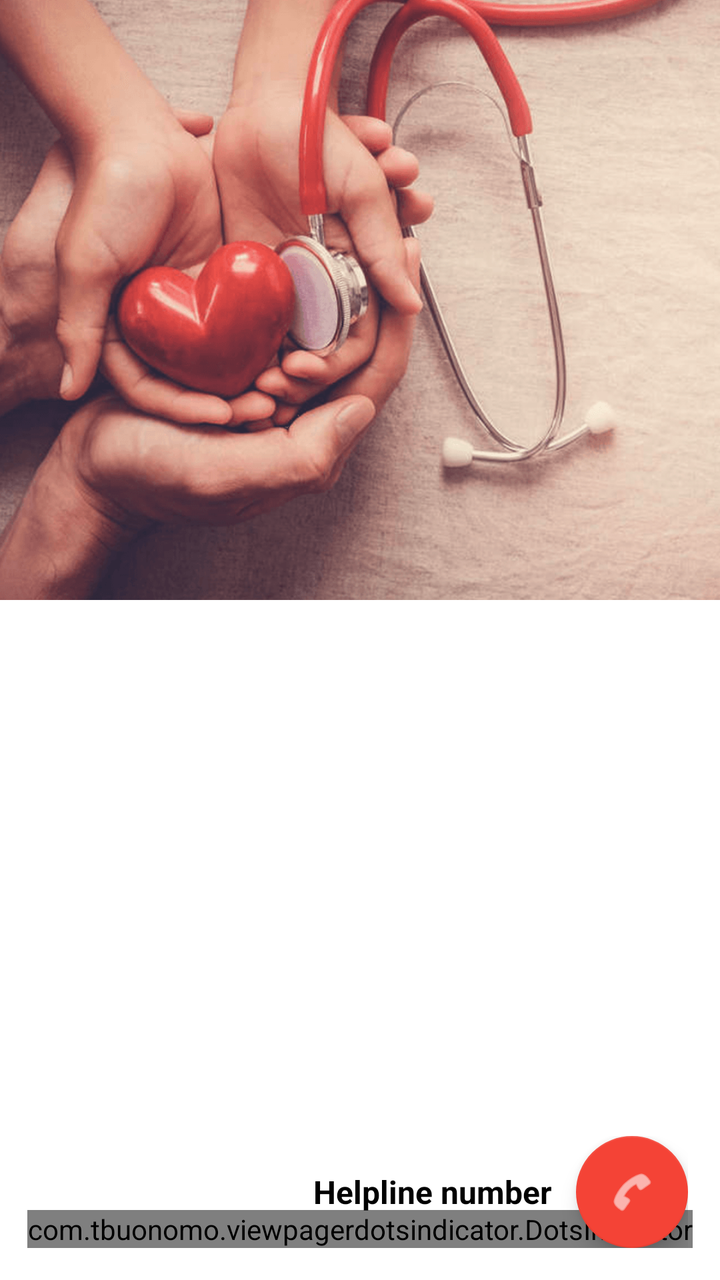
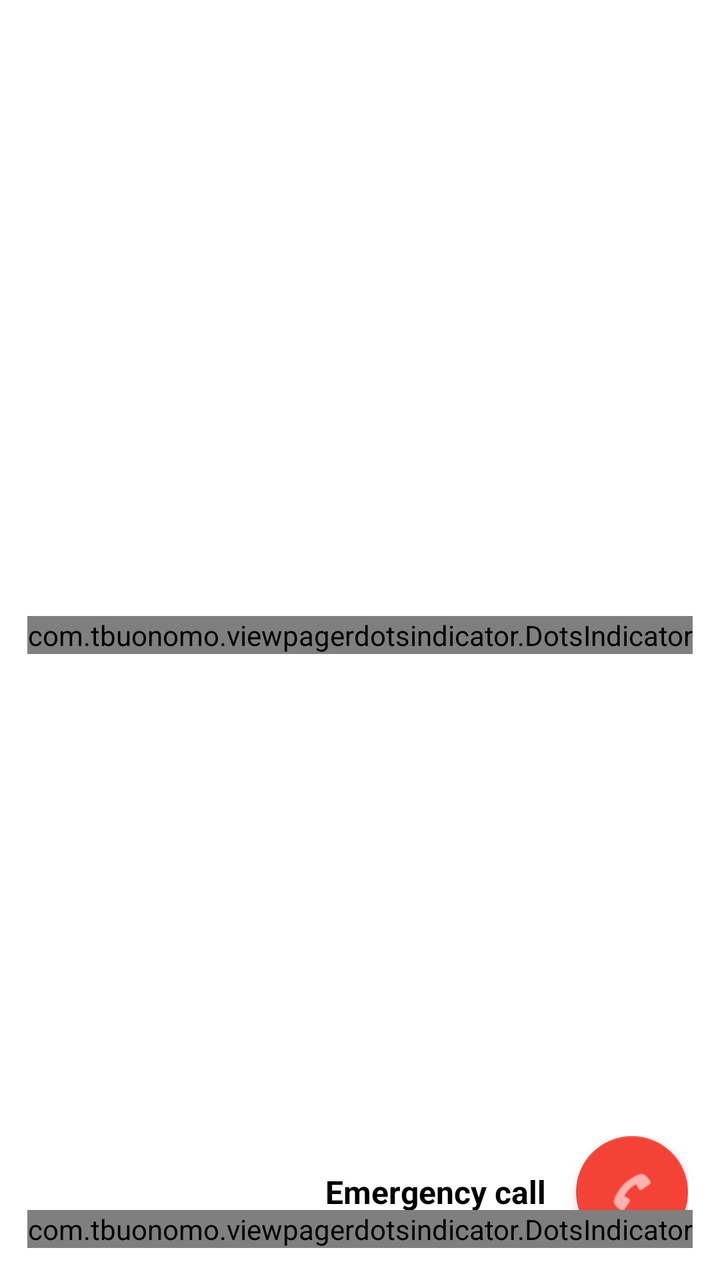

An Android layout rendered at two revisions. The XML below is the earlier revision; the diff shows what the commit changed to produce the second picture.
<!-- AndroidManifest.xml: application theme Theme.OrganDonationApp -->
<!-- res/layout/activity_donor_dashboard.xml -->
<?xml version="1.0" encoding="utf-8"?>
<RelativeLayout xmlns:android="http://schemas.android.com/apk/res/android"
    xmlns:app="http://schemas.android.com/apk/res-auto"
    xmlns:tools="http://schemas.android.com/tools"
    android:layout_width="match_parent"
    android:layout_height="match_parent"
    tools:context=".DonorDashboardActivity">

    <ImageView
        android:id="@+id/headerImage"
        android:layout_width="match_parent"
        android:layout_height="300dp"
        android:scaleType="centerCrop"
        android:src="@drawable/donor_banner" />

    <androidx.viewpager2.widget.ViewPager2
        android:id="@+id/viewPager"
        android:layout_width="match_parent"
        android:layout_height="match_parent"
        android:layout_below="@id/headerImage" />

    <com.tbuonomo.viewpagerdotsindicator.DotsIndicator
        android:id="@+id/dots_indicator"
        android:layout_width="wrap_content"
        android:layout_height="wrap_content"
        android:layout_alignBottom="@id/viewPager"
        android:layout_centerHorizontal="true"
        android:layout_marginBottom="16dp"
        app:dotsColor="#BDBDBD"
        app:dotsCornerRadius="8dp"
        app:dotsSize="12dp"
        app:dotsSpacing="4dp"
        app:dotsWidthFactor="2.5"
        app:progressMode="true"
        app:selectedDotColor="@color/deep_purple" />

    <LinearLayout
        android:layout_width="match_parent"
        android:layout_height="wrap_content"
        android:orientation="horizontal"
        android:gravity="center_vertical|end"
        android:layout_alignParentBottom="true"
        android:layout_margin="16dp">

        
        <TextView
            android:id="@+id/tvHelpline"
            android:layout_width="wrap_content"
            android:layout_height="wrap_content"
            android:text="Helpline number"
            android:textSize="16sp"
            android:textStyle="bold"
            android:textColor="@android:color/black"
            android:layout_marginEnd="12dp" />

        
        <com.google.android.material.floatingactionbutton.FloatingActionButton
            android:id="@+id/fabEmergencyCall"
            android:layout_width="wrap_content"
            android:layout_height="wrap_content"
            android:src="@android:drawable/ic_menu_call"
            app:backgroundTint="@color/red"
            android:contentDescription="Emergency Call" />
    </LinearLayout>



</RelativeLayout>
<!-- resources referenced by this layout -->
<resources>
  <color name="deep_purple">#673AB7</color>
  <color name="red">#F44336</color>
  <!-- drawable donor_banner: png bitmap (drawable, 586367 bytes) -->
  <style name="Theme.OrganDonationApp" parent="Theme.MaterialComponents.DayNight.NoActionBar">
          <item name="colorPrimary">@color/purple_500</item>
          <item name="colorPrimaryVariant">@color/purple_700</item>
          <item name="colorOnPrimary">@color/white</item>
  
          <item name="colorSecondary">@color/teal_200</item>
          <item name="colorSecondaryVariant">@color/teal_700</item>
          <item name="colorOnSecondary">@color/white</item>
  
          <item name="android:windowBackground">@color/white</item>
          <item name="android:statusBarColor">@color/purple_700</item>
          <item name="android:textColorPrimary">@color/black</item>
      </style>
  <color name="purple_500">#6200EE</color>
  <color name="purple_700">#3700B3</color>
  <color name="white">#FFFFFF</color>
  <color name="teal_200">#03DAC5</color>
  <color name="teal_700">#018786</color>
  <color name="black">#000000</color>
</resources>

<!-- the commit's change to res/layout/activity_donor_dashboard.xml (unified diff, before → after) -->
@@ -6,18 +6,61 @@
     android:layout_height="match_parent"
     tools:context=".DonorDashboardActivity">
 
-    <ImageView
-        android:id="@+id/headerImage"
+    
+    <androidx.viewpager2.widget.ViewPager2
+        android:id="@+id/imageSlider"
         android:layout_width="match_parent"
         android:layout_height="300dp"
-        android:scaleType="centerCrop"
-        android:src="@drawable/donor_banner" />
+        android:layout_alignParentTop="true" />
 
+    
+    <com.tbuonomo.viewpagerdotsindicator.DotsIndicator
+        android:id="@+id/dotsIndicatorHeader"
+        android:layout_width="wrap_content"
+        android:layout_height="wrap_content"
+        android:layout_below="@id/imageSlider"
+        android:layout_centerHorizontal="true"
+        android:layout_marginTop="8dp"
+        app:dotsColor="#BDBDBD"
+        app:selectedDotColor="@color/deep_purple"
+        app:dotsSize="12dp"
+        app:dotsSpacing="6dp" />
+
+
+
+    <LinearLayout
+        android:layout_width="match_parent"
+        android:layout_height="wrap_content"
+        android:orientation="horizontal"
+        android:gravity="center_vertical|end"
+        android:layout_alignParentBottom="true"
+        android:layout_margin="16dp">
+
+        
+        <TextView
+            android:id="@+id/tvHelpline"
+            android:layout_width="wrap_content"
+            android:layout_height="wrap_content"
+            android:text="Emergency call"
+            android:textSize="16sp"
+            android:textStyle="bold"
+            android:textColor="@android:color/black"
+            android:layout_marginEnd="15dp" />
+
+        
+        <com.google.android.material.floatingactionbutton.FloatingActionButton
+            android:id="@+id/fabEmergencyCall"
+            android:layout_width="wrap_content"
+            android:layout_height="wrap_content"
+            android:src="@android:drawable/ic_menu_call"
+            app:backgroundTint="@color/red"
+            android:contentDescription="Emergency Call" />
+    </LinearLayout>
     <androidx.viewpager2.widget.ViewPager2
         android:id="@+id/viewPager"
         android:layout_width="match_parent"
         android:layout_height="match_parent"
-        android:layout_below="@id/headerImage" />
+        android:layout_below="@id/imageSlider" />
 
     <com.tbuonomo.viewpagerdotsindicator.DotsIndicator
         android:id="@+id/dots_indicator"
@@ -34,35 +77,6 @@
         app:progressMode="true"
         app:selectedDotColor="@color/deep_purple" />
 
-    <LinearLayout
-        android:layout_width="match_parent"
-        android:layout_height="wrap_content"
-        android:orientation="horizontal"
-        android:gravity="center_vertical|end"
-        android:layout_alignParentBottom="true"
-        android:layout_margin="16dp">
-
-        
-        <TextView
-            android:id="@+id/tvHelpline"
-            android:layout_width="wrap_content"
-            android:layout_height="wrap_content"
-            android:text="Helpline number"
-            android:textSize="16sp"
-            android:textStyle="bold"
-            android:textColor="@android:color/black"
-            android:layout_marginEnd="12dp" />
-
-        
-        <com.google.android.material.floatingactionbutton.FloatingActionButton
-            android:id="@+id/fabEmergencyCall"
-            android:layout_width="wrap_content"
-            android:layout_height="wrap_content"
-            android:src="@android:drawable/ic_menu_call"
-            app:backgroundTint="@color/red"
-            android:contentDescription="Emergency Call" />
-    </LinearLayout>
-
 
 
 </RelativeLayout>
<!-- resource entries referenced after the edit -->
@@ -2,7 +2,6 @@
 <resources>
   <color name="deep_purple">#673AB7</color>
   <color name="red">#F44336</color>
-  <!-- drawable donor_banner: png bitmap (drawable, 586367 bytes) -->
   <style name="Theme.OrganDonationApp" parent="Theme.MaterialComponents.DayNight.NoActionBar">
           <item name="colorPrimary">@color/purple_500</item>
           <item name="colorPrimaryVariant">@color/purple_700</item>
